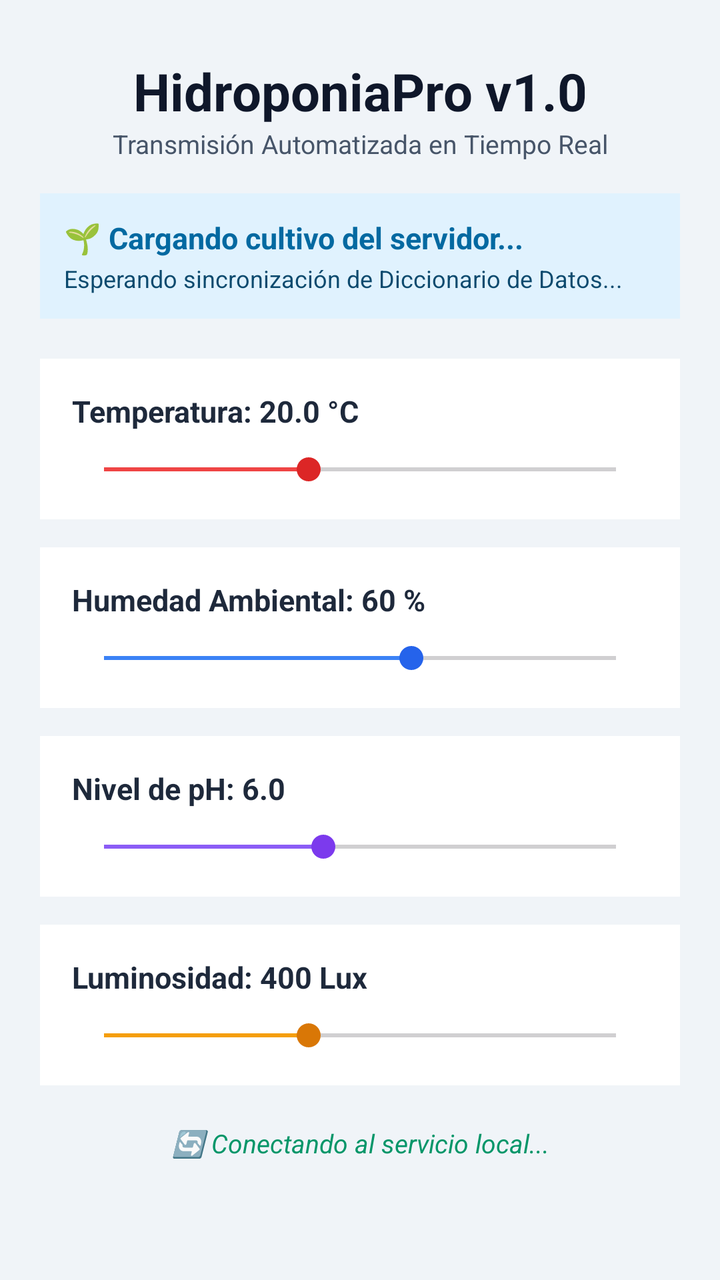
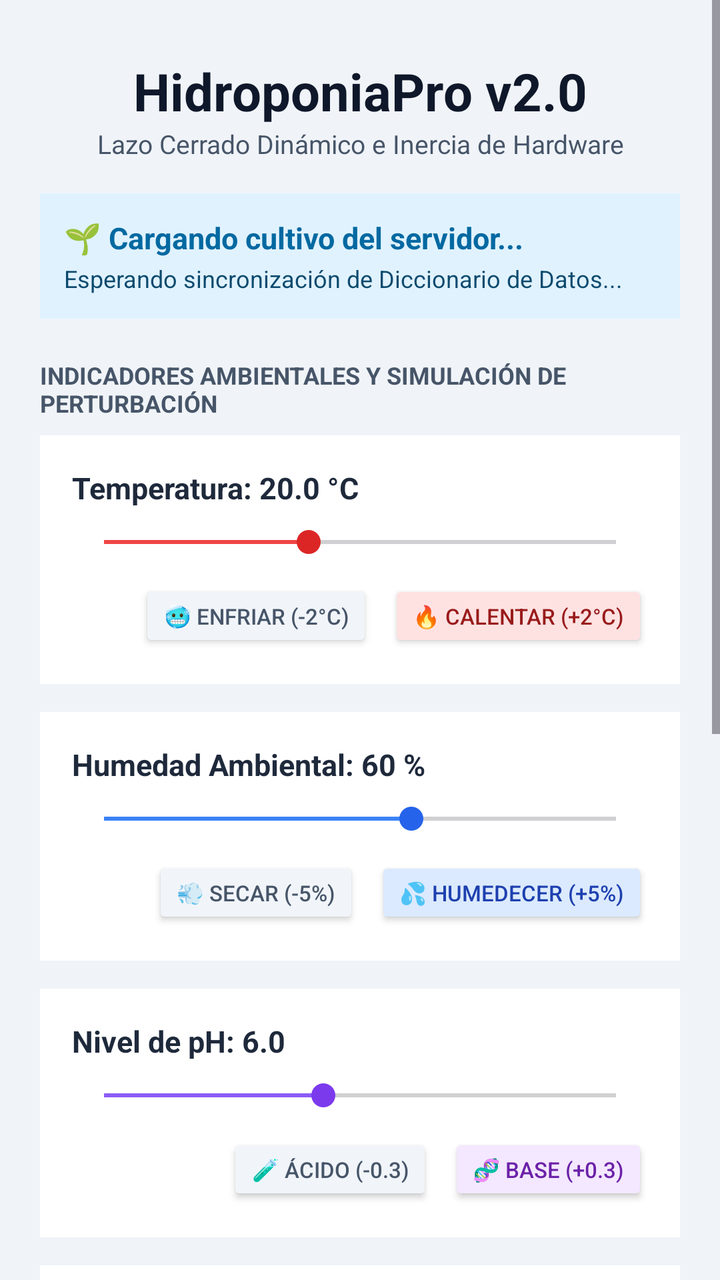

Screens rendered from an Android XML layout before and after an edit, with the pre-edit source and the edit as a unified diff.
<!-- AndroidManifest.xml: application theme Theme.HidroponiaProApp -->
<!-- res/layout/activity_main.xml -->
<?xml version="1.0" encoding="utf-8"?>
<ScrollView xmlns:android="http://schemas.android.com/apk/res/android"
    xmlns:tools="http://tools.android.com/tools"
    android:id="@+id/main"
    android:layout_width="match_parent"
    android:layout_height="match_parent"
    android:background="#F0F4F8"
    android:fillViewport="true"
    tools:context=".MainActivity">

    <LinearLayout
        android:layout_width="match_parent"
        android:layout_height="wrap_content"
        android:orientation="vertical"
        android:padding="20dp">

        
        <TextView
            android:layout_width="match_parent"
            android:layout_height="wrap_content"
            android:text="HidroponiaPro v1.0"
            android:textColor="#0F172A"
            android:textSize="26sp"
            android:textStyle="bold"
            android:gravity="center"
            android:layout_marginTop="8dp"/>

        <TextView
            android:layout_width="match_parent"
            android:layout_height="wrap_content"
            android:text="Transmisión Automatizada en Tiempo Real"
            android:textColor="#475569"
            android:textSize="13sp"
            android:gravity="center"
            android:layout_marginBottom="16dp"/>

        
        <LinearLayout
            android:layout_width="match_parent"
            android:layout_height="wrap_content"
            android:orientation="vertical"
            android:background="#E0F2FE"
            android:padding="12dp"
            android:layout_marginBottom="20dp">

            
            <TextView
                android:id="@+id/txtNombreVerdura"
                android:layout_width="match_parent"
                android:layout_height="wrap_content"
                android:text="🌱 Cargando cultivo del servidor..."
                android:textColor="#0369A1"
                android:textSize="15sp"
                android:textStyle="bold"/>

            
            <TextView
                android:id="@+id/txtRangosOptimos"
                android:layout_width="match_parent"
                android:layout_height="wrap_content"
                android:text="Esperando sincronización de Diccionario de Datos..."
                android:textColor="#0C4A6E"
                android:textSize="12sp"
                android:layout_marginTop="2dp"/>
        </LinearLayout>

        
        <LinearLayout
            android:layout_width="match_parent"
            android:layout_height="wrap_content"
            android:orientation="vertical"
            android:background="#FFFFFF"
            android:padding="16dp"
            android:layout_marginBottom="14dp">

            <TextView
                android:id="@+id/txtLabelTemperatura"
                android:layout_width="match_parent"
                android:layout_height="wrap_content"
                android:text="Temperatura: 20.0 °C"
                android:textColor="#1E293B"
                android:textSize="15sp"
                android:textStyle="bold" />

            <SeekBar
                android:id="@+id/seekTemperatura"
                android:layout_width="match_parent"
                android:layout_height="wrap_content"
                android:layout_marginTop="10dp"
                android:max="50"
                android:progress="20"
                android:progressTint="#EF4444"
                android:thumbTint="#DC2626"/>
        </LinearLayout>

        
        <LinearLayout
            android:layout_width="match_parent"
            android:layout_height="wrap_content"
            android:orientation="vertical"
            android:background="#FFFFFF"
            android:padding="16dp"
            android:layout_marginBottom="14dp">

            <TextView
                android:id="@+id/txtLabelHumedad"
                android:layout_width="match_parent"
                android:layout_height="wrap_content"
                android:text="Humedad Ambiental: 60 %"
                android:textColor="#1E293B"
                android:textSize="15sp"
                android:textStyle="bold" />

            <SeekBar
                android:id="@+id/seekHumedad"
                android:layout_width="match_parent"
                android:layout_height="wrap_content"
                android:layout_marginTop="10dp"
                android:max="100"
                android:progress="60"
                android:progressTint="#3B82F6"
                android:thumbTint="#2563EB"/>
        </LinearLayout>

        
        <LinearLayout
            android:layout_width="match_parent"
            android:layout_height="wrap_content"
            android:orientation="vertical"
            android:background="#FFFFFF"
            android:padding="16dp"
            android:layout_marginBottom="14dp">

            <TextView
                android:id="@+id/txtLabelPH"
                android:layout_width="match_parent"
                android:layout_height="wrap_content"
                android:text="Nivel de pH: 6.0"
                android:textColor="#1E293B"
                android:textSize="15sp"
                android:textStyle="bold" />

            <SeekBar
                android:id="@+id/seekPH"
                android:layout_width="match_parent"
                android:layout_height="wrap_content"
                android:layout_marginTop="10dp"
                android:max="14"
                android:progress="6"
                android:progressTint="#8B5CF6"
                android:thumbTint="#7C3AED"/>
        </LinearLayout>

        
        <LinearLayout
            android:layout_width="match_parent"
            android:layout_height="wrap_content"
            android:orientation="vertical"
            android:background="#FFFFFF"
            android:padding="16dp"
            android:layout_marginBottom="20dp">

            <TextView
                android:id="@+id/txtLabelLuz"
                android:layout_width="match_parent"
                android:layout_height="wrap_content"
                android:text="Luminosidad: 400 Lux"
                android:textColor="#1E293B"
                android:textSize="15sp"
                android:textStyle="bold" />

            <SeekBar
                android:id="@+id/seekLuz"
                android:layout_width="match_parent"
                android:layout_height="wrap_content"
                android:layout_marginTop="10dp"
                android:max="1000"
                android:progress="400"
                android:progressTint="#F59E0B"
                android:thumbTint="#D97706"/>
        </LinearLayout>

        
        <TextView
            android:id="@+id/txtEstadoConexion"
            android:layout_width="match_parent"
            android:layout_height="wrap_content"
            android:text="🔄 Conectando al servicio local..."
            android:textColor="#059669"
            android:textSize="13sp"
            android:textStyle="italic"
            android:gravity="center"
            android:layout_marginBottom="12dp"/>

    </LinearLayout>
</ScrollView>
<!-- resources referenced by this layout -->
<resources>
  <style name="Theme.HidroponiaProApp" parent="Base.Theme.HidroponiaProApp" />
  <style name="Base.Theme.HidroponiaProApp" parent="Theme.Material3.DayNight.NoActionBar">
          
          
      </style>
</resources>

<!-- the commit's change to res/layout/activity_main.xml (unified diff, before → after) -->
@@ -18,7 +18,7 @@
         <TextView
             android:layout_width="match_parent"
             android:layout_height="wrap_content"
-            android:text="HidroponiaPro v1.0"
+            android:text="HidroponiaPro v2.0"
             android:textColor="#0F172A"
             android:textSize="26sp"
             android:textStyle="bold"
@@ -28,7 +28,7 @@
         <TextView
             android:layout_width="match_parent"
             android:layout_height="wrap_content"
-            android:text="Transmisión Automatizada en Tiempo Real"
+            android:text="Lazo Cerrado Dinámico e Inercia de Hardware"
             android:textColor="#475569"
             android:textSize="13sp"
             android:gravity="center"
@@ -43,7 +43,6 @@
             android:padding="12dp"
             android:layout_marginBottom="20dp">
 
-            
             <TextView
                 android:id="@+id/txtNombreVerdura"
                 android:layout_width="match_parent"
@@ -53,7 +52,6 @@
                 android:textSize="15sp"
                 android:textStyle="bold"/>
 
-            
             <TextView
                 android:id="@+id/txtRangosOptimos"
                 android:layout_width="match_parent"
@@ -65,6 +63,16 @@
         </LinearLayout>
 
         
+        <TextView
+            android:layout_width="match_parent"
+            android:layout_height="wrap_content"
+            android:text="INDICADORES AMBIENTALES Y SIMULACIÓN DE PERTURBACIÓN"
+            android:textColor="#475569"
+            android:textSize="12sp"
+            android:textStyle="bold"
+            android:layout_marginBottom="8dp"/>
+
+        
         <LinearLayout
             android:layout_width="match_parent"
             android:layout_height="wrap_content"
@@ -86,11 +94,39 @@
                 android:id="@+id/seekTemperatura"
                 android:layout_width="match_parent"
                 android:layout_height="wrap_content"
-                android:layout_marginTop="10dp"
+                android:layout_marginTop="8dp"
                 android:max="50"
                 android:progress="20"
                 android:progressTint="#EF4444"
                 android:thumbTint="#DC2626"/>
+
+            
+            <LinearLayout
+                android:layout_width="match_parent"
+                android:layout_height="wrap_content"
+                android:orientation="horizontal"
+                android:layout_marginTop="10dp"
+                android:gravity="end">
+
+                <Button
+                    android:id="@+id/btnTempMenos"
+                    android:layout_width="wrap_content"
+                    android:layout_height="36dp"
+                    android:text="🥶 Enfriar (-2°C)"
+                    android:textSize="11sp"
+                    android:backgroundTint="#F1F5F9"
+                    android:textColor="#475569"
+                    android:layout_marginEnd="8dp"/>
+
+                <Button
+                    android:id="@+id/btnTempMas"
+                    android:layout_width="wrap_content"
+                    android:layout_height="36dp"
+                    android:text="🔥 Calentar (+2°C)"
+                    android:textSize="11sp"
+                    android:backgroundTint="#FEE2E2"
+                    android:textColor="#991B1B"/>
+            </LinearLayout>
         </LinearLayout>
 
         
@@ -115,11 +151,38 @@
                 android:id="@+id/seekHumedad"
                 android:layout_width="match_parent"
                 android:layout_height="wrap_content"
-                android:layout_marginTop="10dp"
+                android:layout_marginTop="8dp"
                 android:max="100"
                 android:progress="60"
                 android:progressTint="#3B82F6"
                 android:thumbTint="#2563EB"/>
+
+            <LinearLayout
+                android:layout_width="match_parent"
+                android:layout_height="wrap_content"
+                android:orientation="horizontal"
+                android:layout_marginTop="10dp"
+                android:gravity="end">
+
+                <Button
+                    android:id="@+id/btnHumMenos"
+                    android:layout_width="wrap_content"
+                    android:layout_height="36dp"
+                    android:text="💨 Secar (-5%)"
+                    android:textSize="11sp"
+                    android:backgroundTint="#F1F5F9"
+                    android:textColor="#475569"
+                    android:layout_marginEnd="8dp"/>
+
+                <Button
+                    android:id="@+id/btnHumMas"
+                    android:layout_width="wrap_content"
+                    android:layout_height="36dp"
+                    android:text="💦 Humedecer (+5%)"
+                    android:textSize="11sp"
+                    android:backgroundTint="#DBEAFE"
+                    android:textColor="#1E40AF"/>
+            </LinearLayout>
         </LinearLayout>
 
         
@@ -144,11 +207,38 @@
                 android:id="@+id/seekPH"
                 android:layout_width="match_parent"
                 android:layout_height="wrap_content"
-                android:layout_marginTop="10dp"
-                android:max="14"
-                android:progress="6"
+                android:layout_marginTop="8dp"
+                android:max="140"
+                android:progress="60"
                 android:progressTint="#8B5CF6"
                 android:thumbTint="#7C3AED"/>
+
+            <LinearLayout
+                android:layout_width="match_parent"
+                android:layout_height="wrap_content"
+                android:orientation="horizontal"
+                android:layout_marginTop="10dp"
+                android:gravity="end">
+
+                <Button
+                    android:id="@+id/btnPhMenos"
+                    android:layout_width="wrap_content"
+                    android:layout_height="36dp"
+                    android:text="🧪 Ácido (-0.3)"
+                    android:textSize="11sp"
+                    android:backgroundTint="#F1F5F9"
+                    android:textColor="#475569"
+                    android:layout_marginEnd="8dp"/>
+
+                <Button
+                    android:id="@+id/btnPhMas"
+                    android:layout_width="wrap_content"
+                    android:layout_height="36dp"
+                    android:text="🧬 Base (+0.3)"
+                    android:textSize="11sp"
+                    android:backgroundTint="#F3E8FF"
+                    android:textColor="#6B21A8"/>
+            </LinearLayout>
         </LinearLayout>
 
         
@@ -158,7 +248,7 @@
             android:orientation="vertical"
             android:background="#FFFFFF"
             android:padding="16dp"
-            android:layout_marginBottom="20dp">
+            android:layout_marginBottom="24dp">
 
             <TextView
                 android:id="@+id/txtLabelLuz"
@@ -173,11 +263,157 @@
                 android:id="@+id/seekLuz"
                 android:layout_width="match_parent"
                 android:layout_height="wrap_content"
-                android:layout_marginTop="10dp"
+                android:layout_marginTop="8dp"
                 android:max="1000"
                 android:progress="400"
                 android:progressTint="#F59E0B"
                 android:thumbTint="#D97706"/>
+
+            <LinearLayout
+                android:layout_width="match_parent"
+                android:layout_height="wrap_content"
+                android:orientation="horizontal"
+                android:layout_marginTop="10dp"
+                android:gravity="end">
+
+                <Button
+                    android:id="@+id/btnLuzMenos"
+                    android:layout_width="wrap_content"
+                    android:layout_height="36dp"
+                    android:text="☁️ Sombrear (-10)"
+                    android:textSize="11sp"
+                    android:backgroundTint="#F1F5F9"
+                    android:textColor="#475569"
+                    android:layout_marginEnd="8dp"/>
+
+                <Button
+                    android:id="@+id/btnLuzMas"
+                    android:layout_width="wrap_content"
+                    android:layout_height="36dp"
+                    android:text="☀️ Despejar (+10)"
+                    android:textSize="11sp"
+                    android:backgroundTint="#FEF3C7"
+                    android:textColor="#92400E"/>
+            </LinearLayout>
+        </LinearLayout>
+
+        
+        <TextView
+            android:layout_width="match_parent"
+            android:layout_height="wrap_content"
+            android:text="TABLERO DE ESTADO SCADA (SISTEMAS AUTOMÁTICOS)"
+            android:textColor="#475569"
+            android:textSize="12sp"
+            android:textStyle="bold"
+            android:layout_marginBottom="8dp"/>
+
+        <LinearLayout
+            android:layout_width="match_parent"
+            android:layout_height="wrap_content"
+            android:orientation="vertical"
+            android:background="#FFFFFF"
+            android:padding="16dp"
+            android:layout_marginBottom="24dp">
+
+            
+            <LinearLayout
+                android:layout_width="match_parent"
+                android:layout_height="wrap_content"
+                android:orientation="horizontal"
+                android:gravity="center_vertical"
+                android:paddingVertical="8dp">
+
+                <View
+                    android:id="@+id/ledTemperatura"
+                    android:layout_width="16dp"
+                    android:layout_height="16dp"
+                    android:background="@drawable/led_circular"/>
+
+                <TextView
+                    android:id="@+id/txtActuadorTemperatura"
+                    android:layout_width="match_parent"
+                    android:layout_height="wrap_content"
+                    android:text="Extractor de Calor: APAGADO / RANGO ÓPTIMO"
+                    android:textColor="#334155"
+                    android:textSize="14sp"
+                    android:layout_marginStart="12dp"
+                    android:textStyle="bold"/>
+            </LinearLayout>
+
+            
+            <LinearLayout
+                android:layout_width="match_parent"
+                android:layout_height="wrap_content"
+                android:orientation="horizontal"
+                android:gravity="center_vertical"
+                android:paddingVertical="8dp">
+
+                <View
+                    android:id="@+id/ledHumedad"
+                    android:layout_width="16dp"
+                    android:layout_height="16dp"
+                    android:background="@drawable/led_circular"/>
+
+                <TextView
+                    android:id="@+id/txtActuadorHumedad"
+                    android:layout_width="match_parent"
+                    android:layout_height="wrap_content"
+                    android:text="Bomba / Nebulizador: APAGADO / RANGO ÓPTIMO"
+                    android:textColor="#334155"
+                    android:textSize="14sp"
+                    android:layout_marginStart="12dp"
+                    android:textStyle="bold"/>
+            </LinearLayout>
+
+            
+            <LinearLayout
+                android:layout_width="match_parent"
+                android:layout_height="wrap_content"
+                android:orientation="horizontal"
+                android:gravity="center_vertical"
+                android:paddingVertical="8dp">
+
+                <View
+                    android:id="@+id/ledPH"
+                    android:layout_width="16dp"
+                    android:layout_height="16dp"
+                    android:background="@drawable/led_circular"/>
+
+                <TextView
+                    android:id="@+id/txtActuadorPH"
+                    android:layout_width="match_parent"
+                    android:layout_height="wrap_content"
+                    android:text="Dosificador Químico pH: APAGADO / RANGO ÓPTIMO"
+                    android:textColor="#334155"
+                    android:textSize="14sp"
+                    android:layout_marginStart="12dp"
+                    android:textStyle="bold"/>
+            </LinearLayout>
+
+            
+            <LinearLayout
+                android:layout_width="match_parent"
+                android:layout_height="wrap_content"
+                android:orientation="horizontal"
+                android:gravity="center_vertical"
+                android:paddingVertical="8dp">
+
+                <View
+                    android:id="@+id/ledLuz"
+                    android:layout_width="16dp"
+                    android:layout_height="16dp"
+                    android:background="@drawable/led_circular"/>
+
+                <TextView
+                    android:id="@+id/txtActuadorLuz"
+                    android:layout_width="match_parent"
+                    android:layout_height="wrap_content"
+                    android:text="Iluminación de Soporte: APAGADA / RANGO ÓPTIMO"
+                    android:textColor="#334155"
+                    android:textSize="14sp"
+                    android:layout_marginStart="12dp"
+                    android:textStyle="bold"/>
+            </LinearLayout>
         </LinearLayout>
 
         
<!-- resource entries referenced after the edit -->
@@ -1,5 +1,12 @@
 <!-- resources referenced by this layout -->
 <resources>
+  <!-- drawable led_circular (drawable) -->
+  <?xml version="1.0" encoding="utf-8"?>
+  <shape xmlns:android="http://schemas.android.com/apk/res/android"
+      android:shape="oval">
+      <solid android:color="#10B981" />
+      <size android:width="20dp" android:height="20dp" />
+  </shape>
   <style name="Theme.HidroponiaProApp" parent="Base.Theme.HidroponiaProApp" />
   <style name="Base.Theme.HidroponiaProApp" parent="Theme.Material3.DayNight.NoActionBar">
           
